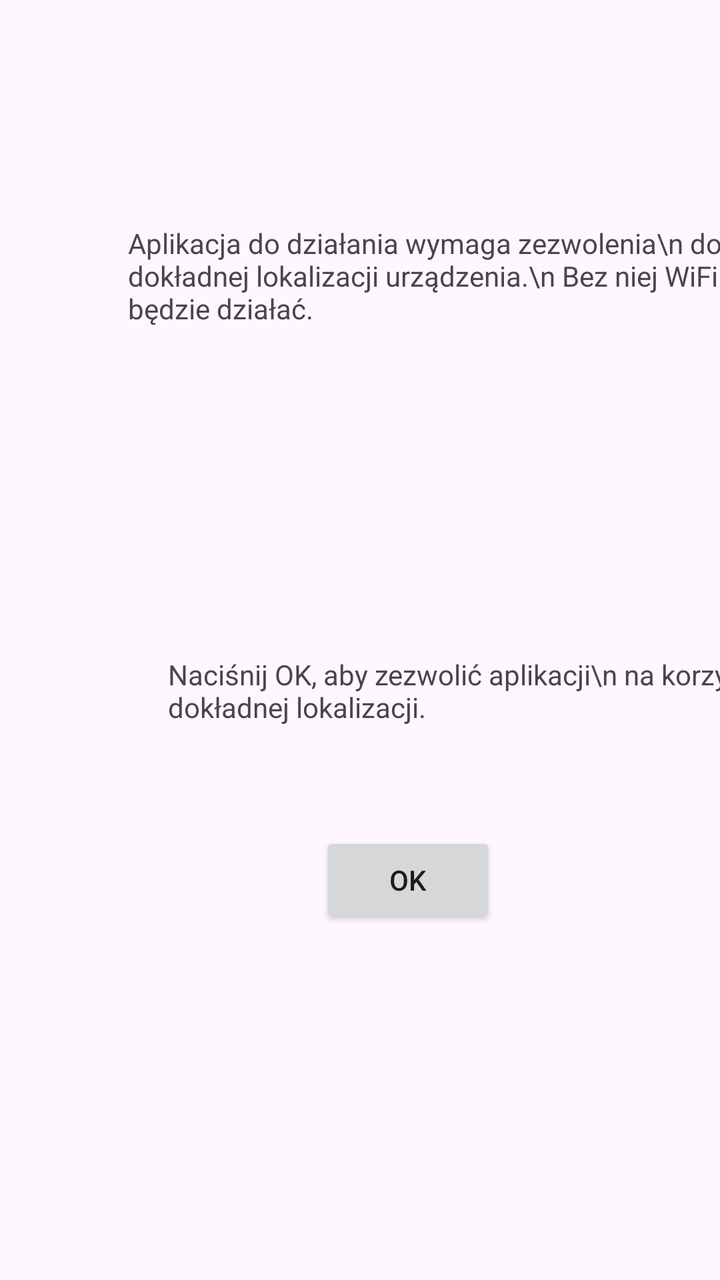
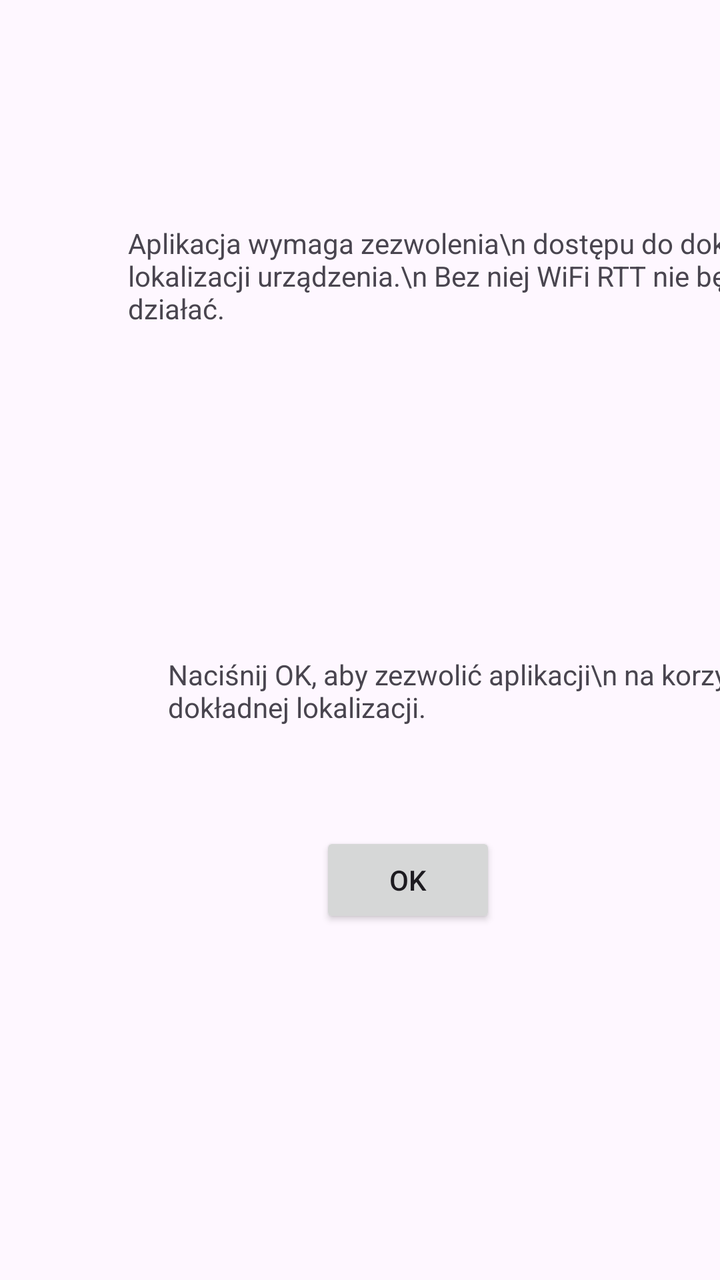

Two renders of the same Android screen: before a commit and after it. Below are the layout's source before the change and the commit's diff.
<!-- AndroidManifest.xml: application theme Theme.WiFiRTT -->
<!-- res/layout/fragment_ask_for_permition.xml -->
<?xml version="1.0" encoding="utf-8"?>
<androidx.constraintlayout.widget.ConstraintLayout xmlns:android="http://schemas.android.com/apk/res/android"
    xmlns:app="http://schemas.android.com/apk/res-auto"
    xmlns:tools="http://schemas.android.com/tools"
    android:id="@+id/frameLayout2"
    android:layout_width="match_parent"
    android:layout_height="match_parent"
    tools:context=".ui.AskForPermitionFragment">

    <Button
        android:id="@+id/buttonOk"
        android:layout_width="wrap_content"
        android:layout_height="wrap_content"
        android:layout_marginStart="160dp"
        android:layout_marginTop="416dp"
        android:text="OK"
        app:layout_constraintStart_toStartOf="parent"
        app:layout_constraintTop_toTopOf="parent" />

    <TextView
        android:id="@+id/askForPermitionTextView1"
        android:layout_width="wrap_content"
        android:layout_height="wrap_content"
        android:layout_marginStart="64dp"
        android:layout_marginTop="112dp"
        android:text="Aplikacja do działania wymaga zezwolenia\n dostępu do dokładnej lokalizacji urządzenia.\n Bez niej WiFi RTT nie będzie działać. "
        android:textAlignment="center"
        app:layout_constraintStart_toStartOf="parent"
        app:layout_constraintTop_toTopOf="parent" />

    <TextView
        android:id="@+id/askForPermitionTextView2"
        android:layout_width="wrap_content"
        android:layout_height="wrap_content"
        android:layout_marginStart="84dp"
        android:layout_marginTop="164dp"
        android:text="Naciśnij OK, aby zezwolić aplikacji\n na korzystanie z dokładnej lokalizacji."
        android:textAlignment="center"
        app:layout_constraintStart_toStartOf="parent"
        app:layout_constraintTop_toBottomOf="@+id/askForPermitionTextView1" />
</androidx.constraintlayout.widget.ConstraintLayout>
<!-- resources referenced by this layout -->
<resources>
  <style name="Theme.WiFiRTT" parent="android:Theme.Material.Light.NoActionBar" />
</resources>

<!-- the commit's change to res/layout/fragment_ask_for_permition.xml (unified diff, before → after) -->
@@ -23,7 +23,7 @@
         android:layout_height="wrap_content"
         android:layout_marginStart="64dp"
         android:layout_marginTop="112dp"
-        android:text="Aplikacja do działania wymaga zezwolenia\n dostępu do dokładnej lokalizacji urządzenia.\n Bez niej WiFi RTT nie będzie działać. "
+        android:text="Aplikacja wymaga zezwolenia\n dostępu do dokładnej lokalizacji urządzenia.\n Bez niej WiFi RTT nie będzie działać. "
         android:textAlignment="center"
         app:layout_constraintStart_toStartOf="parent"
         app:layout_constraintTop_toTopOf="parent" />
